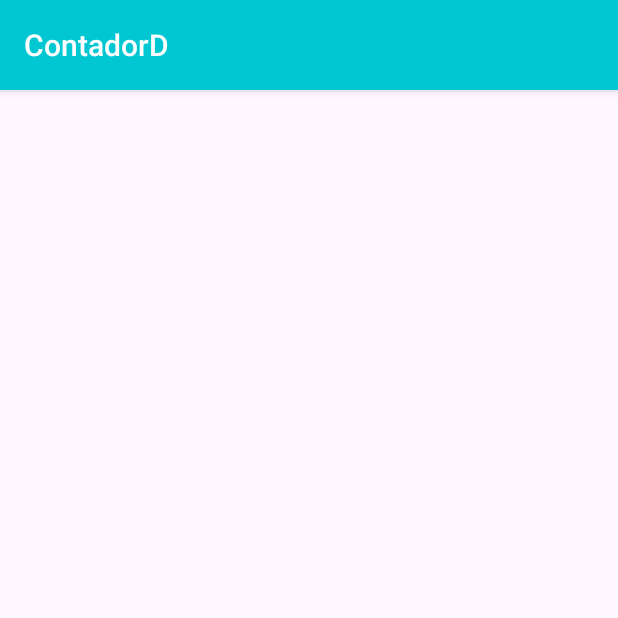
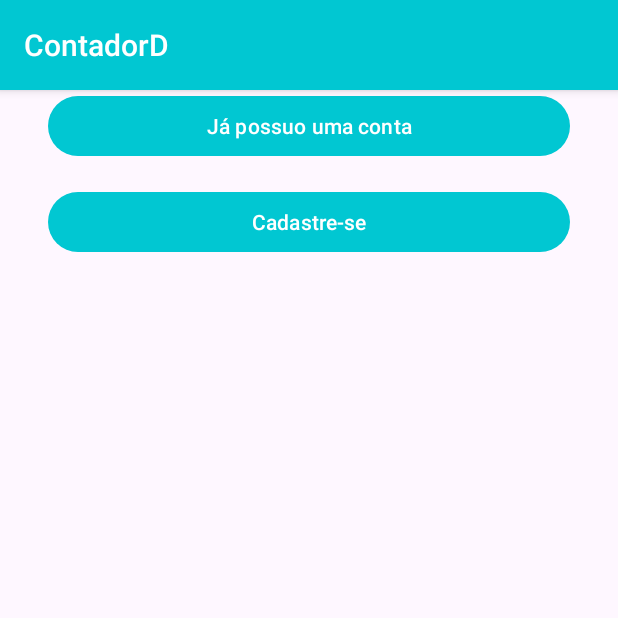
Before and after one commit to FelipeWormmat-WEB/Contador, an Android app: the screen it shows after launch (MainActivity), on a phone screen of 412 x 824 dp, the top half of it. Run offline under Robolectric (Android 15) with nearby library versions, the phone set to English and light mode, and no system bars; our stand-ins replace Firebase (no records; nobody signed in at launch, a user with empty details on screens opened directly).

```diff
--- a/app/build.gradle.kts
+++ b/app/build.gradle.kts
@@ -33,6 +33,8 @@ android {
 }
 
 dependencies {
+    // Import the Firebase BoM
+    implementation(platform("com.google.firebase:firebase-bom:33.1.1"))
     implementation(libs.appcompat)
     implementation(libs.material)
     implementation(libs.constraintlayout)
--- a/app/src/main/java/com/example/contador/activity/MainActivity.java
+++ b/app/src/main/java/com/example/contador/activity/MainActivity.java
@@ -1,49 +1,64 @@
 package com.example.contador.activity;
-
-import static androidx.core.content.ContextCompat.startActivity;
 
 import androidx.appcompat.app.AppCompatActivity;
 
 import android.content.Intent;
 import android.os.Bundle;
 import android.view.View;
+import android.widget.Button;
 
 import com.example.contador.R;
 import com.example.contador.config.ConfigFirebase;
 import com.google.firebase.auth.FirebaseAuth;
 
-
 public class MainActivity extends AppCompatActivity {
     private FirebaseAuth auth;
+    private Button buttonEntrar, buttonCadastro;
+
     @Override
     protected void onCreate(Bundle savedInstanceState) {
         super.onCreate(savedInstanceState);
-        //setContentView(R.layout.activity_main);
+        setContentView(R.layout.activity_main); // Certifique-se de ter o layout correto para a tela principal
+
+        // Inicialize FirebaseAuth
+        auth = ConfigFirebase.getFirebaseAuth();
+
+        // Encontre os botões no layout
+        buttonEntrar = findViewById(R.id.buttonEntrar);
+        buttonCadastro = findViewById(R.id.buttonCadastro);
+
+        // Defina os listeners de clique
+        buttonEntrar.setOnClickListener(new View.OnClickListener() {
+            @Override
+            public void onClick(View v) {
+                startActivity(new Intent(MainActivity.this, LoginActivity.class));
+            }
+        });
+
+        buttonCadastro.setOnClickListener(new View.OnClickListener() {
+            @Override
+            public void onClick(View v) {
+                startActivity(new Intent(MainActivity.this, CadastroActivity.class));
+            }
+        });
     }
 
     @Override
-    /*Método onStart, que sempre verifica se há um usuário logado quando o app é iniciado*/
     protected void onStart() {
         super.onStart();
         verificarUserLogado();
     }
-    /*Método para chamar a activity de Login caso seja selecionado "Já possuo uma conta"*/
-    public void buttonEntrar(View view){
-        startActivity(new Intent(this, LoginActivity.class));
-    }
-    /*Método para chamar a activity de cadastro caso seja selecionado "Cadastre-se"*/
-    public void buttonCadastro(View view){
-        startActivity(new Intent(this, CadastroActivity.class));
-    }
-    /*Metodo que verifica se já existe um usuário logado, para que não seja mostrados os slides/telas iniciais*/
-    public void verificarUserLogado(){
-        auth = ConfigFirebase.getFirebaseAuth();
-        if(auth.getCurrentUser() != null){
+
+    // Método para verificar se o usuário está logado
+    public void verificarUserLogado() {
+        if (auth.getCurrentUser() != null) {
             abrirTelaPrincipal();
         }
     }
-    /*Método que chama a tela principal do aplicativo*/
-    public void abrirTelaPrincipal(){
+
+    // Método para abrir a tela principal
+    public void abrirTelaPrincipal() {
         startActivity(new Intent(this, PrincipalActivity.class));
+        finish(); // Opcional: finaliza a MainActivity para evitar que o usuário volte para ela
     }
 }
--- a/app/src/main/java/com/example/contador/activity/PrincipalActivity.java
+++ b/app/src/main/java/com/example/contador/activity/PrincipalActivity.java
@@ -70,6 +70,8 @@ public class PrincipalActivity extends AppCompatActivity {
         textSaldo = findViewById(R.id.text_saldo);
         recyclerView = findViewById(R.id.recyclerView);
 
+        // Mês exemplo que dei, ou seja julho.
+        mesAnoSelecionado = "2024-07";
         // Métodos para configurar o swipe no recycler view
         swipe();
 
--- a/app/src/main/res/layout/activity_main.xml
+++ b/app/src/main/res/layout/activity_main.xml
@@ -6,13 +6,27 @@
     android:layout_height="match_parent"
     tools:context=".activity.MainActivity">
 
-    <TextView
-        android:layout_width="wrap_content"
+    <Button
+        android:id="@+id/buttonEntrar"
+        android:layout_width="0dp"
         android:layout_height="wrap_content"
-        android:text="Hello World!"
-        app:layout_constraintBottom_toBottomOf="parent"
+        android:layout_marginStart="32dp"
+        android:layout_marginEnd="32dp"
+        android:text="Já possuo uma conta"
+        app:layout_constraintTop_toTopOf="parent"
         app:layout_constraintEnd_toEndOf="parent"
-        app:layout_constraintStart_toStartOf="parent"
-        app:layout_constraintTop_toTopOf="parent" />
+        app:layout_constraintStart_toStartOf="parent" />
+
+    <Button
+        android:id="@+id/buttonCadastro"
+        android:layout_width="0dp"
+        android:layout_height="wrap_content"
+        android:layout_marginTop="16dp"
+        android:layout_marginStart="32dp"
+        android:layout_marginEnd="32dp"
+        android:text="Cadastre-se"
+        app:layout_constraintTop_toBottomOf="@id/buttonEntrar"
+        app:layout_constraintEnd_toEndOf="parent"
+        app:layout_constraintStart_toStartOf="parent" />
 
 </androidx.constraintlayout.widget.ConstraintLayout>
```
Also changed, not shown: app/src/main/java/com/example/contador/activity/CadastroActivity.java (+12 -1 lines), app/src/main/res/layout/activity_cadastro.xml (+17 -1 lines), 1 other file.
